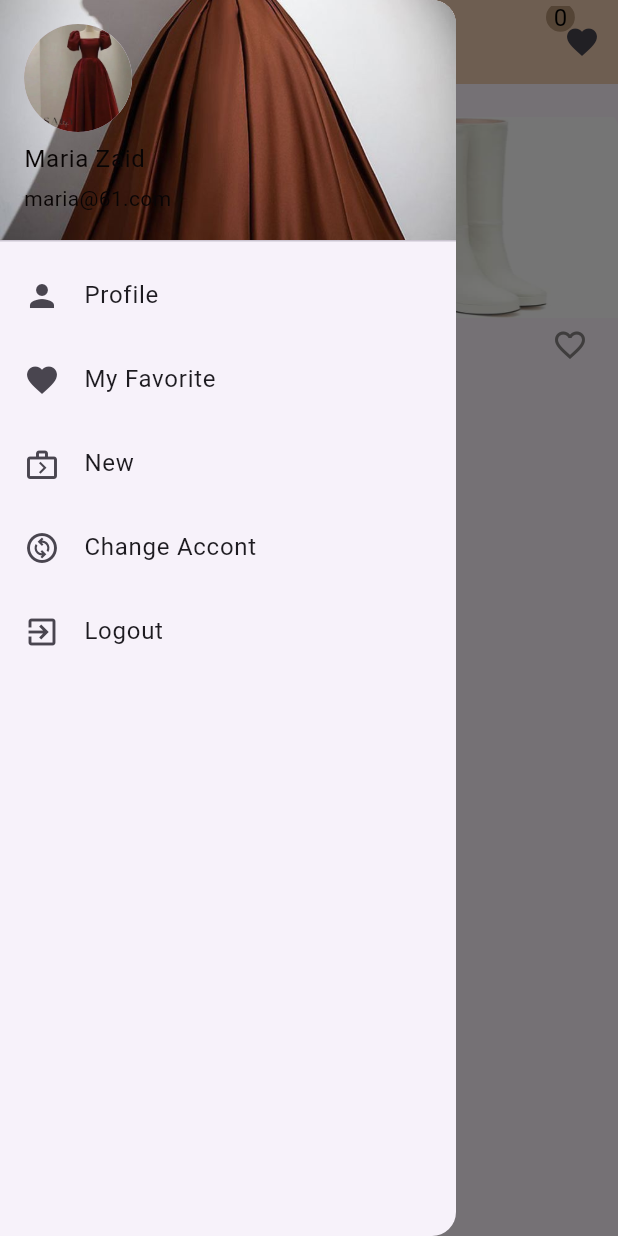
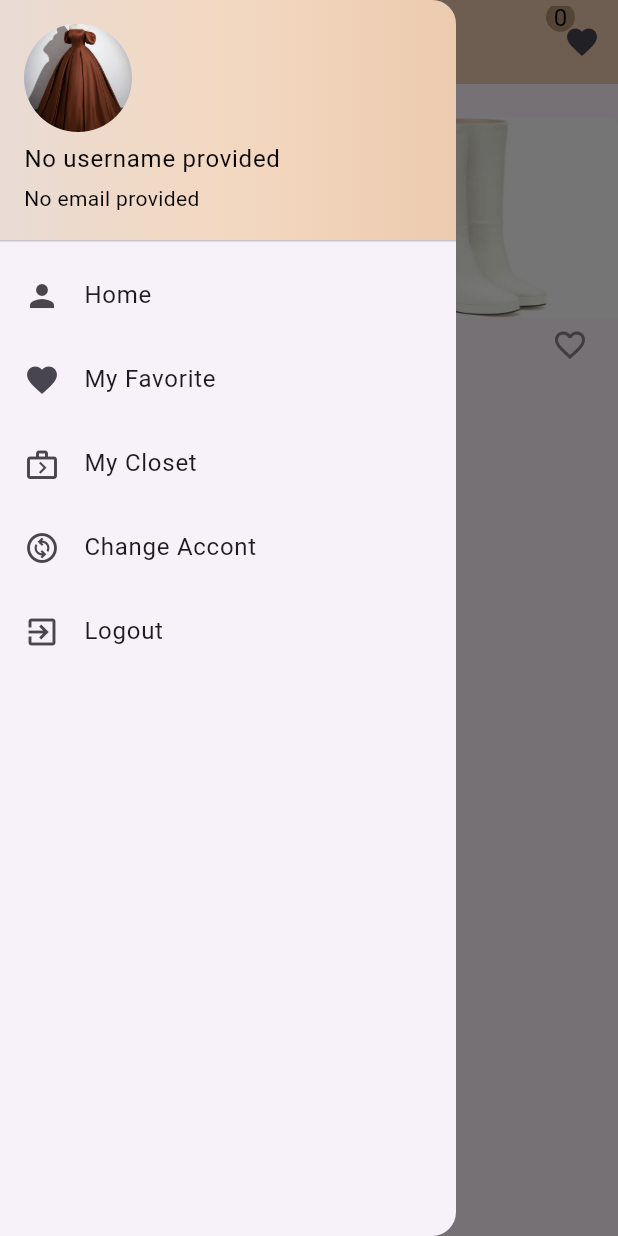
Before and after one commit to Mariam-Shammakh/virtualCloset, a Flutter app: the DisplayD screen opened directly, with the side drawer open, on a phone screen of 412 x 824 dp. Run offline on Flutter 3.47's test engine with Material 3 defaults, Android fonts, the phone set to English and light mode, and no system bars; our stand-ins replace image_picker.

```diff
--- a/lib/pages/DisplayD.dart
+++ b/lib/pages/DisplayD.dart
@@ -1,13 +1,14 @@
-import 'package:fashion/pages/Login.dart';
 import 'package:fashion/pages/edit_profile.dart';
 import 'package:flutter/material.dart';
 import 'package:provider/provider.dart';
 
 import '../model/item.dart';
 import '../provider/cart.dart';
+import '../provider/userpro.dart';
 import '../shared/appbar.dart';
 import '../shared/colors.dart';
 import 'Home.dart';
+import 'Logo.dart';
 import 'checkout.dart';
 import 'closet_selection.dart';
 import 'details_screen.dart';
@@ -21,7 +22,8 @@ class DisplayD extends StatelessWidget {
     final filteredItems = items
         .where((item) => item.Category.toLowerCase() == category.toLowerCase())
         .toList();
-
+    final userProvider = Provider.of<UserProvider>(context);
+    final userInfo = userProvider.userInfo;
     return Scaffold(
       appBar: AppBar(
         actions: [ProductsAndPrice()],
@@ -34,28 +36,41 @@ class DisplayD extends StatelessWidget {
           children: [
             Column(
               children: [
-                const UserAccountsDrawerHeader(
-                  decoration: BoxDecoration(
-                    image: DecorationImage(
-                        image: AssetImage("assets/img/1.jpg"),
-                        fit: BoxFit.cover),
+                UserAccountsDrawerHeader(
+                  decoration: const BoxDecoration(
+                      gradient: LinearGradient(colors: [
+                    Color.fromARGB(124, 218, 197, 175),
+                    Color.fromARGB(92, 236, 171, 93),
+                    Color.fromARGB(103, 220, 144, 63),
+                  ])
+                      // image: DecorationImage(
+                      //     image: AssetImage("assets/img/2.jpg"),
+                      //     fit: BoxFit.cover),
                       ),
                   currentAccountPicture: CircleAvatar(
                     radius: 55,
-                      backgroundImage: AssetImage("assets/img/2.jpg")),
+                    backgroundImage: userInfo.image != null
+                        ? FileImage(userInfo.image!)
+                        : const AssetImage("assets/img/1.jpg") as ImageProvider,
+                  ),
                   accountEmail: Text(
-                    "maria@61.com",
-                    style: TextStyle(
+                    userInfo.email.isNotEmpty
+                        ? userInfo.email
+                        : "No email provided",
+                    style: const TextStyle(
                       color: Color.fromARGB(255, 9, 5, 5),
                     ),
                   ),
-                  accountName: Text("Maria Zaid",
-                      style: TextStyle(
+                  accountName: Text(
+                      userInfo.username.isNotEmpty
+                          ? userInfo.username
+                          : "No username provided",
+                      style: const TextStyle(
                         color: Color.fromARGB(255, 9, 5, 5),
                       )),
                 ),
                 ListTile(
-                    title: Text("Profile"),
+                    title: Text("Home"),
                     leading: Icon(Icons.person),
                     onTap: () {
                       Navigator.push(
@@ -66,8 +81,8 @@ class DisplayD extends StatelessWidget {
                       );
                     }),
                 ListTile(
-                    title: Text("My Favorite"),
-                    leading: Icon(Icons.favorite),
+                    title: const Text("My Favorite"),
+                    leading: const Icon(Icons.favorite),
                     onTap: () {
                       Navigator.push(
                         context,
@@ -77,8 +92,8 @@ class DisplayD extends StatelessWidget {
                       );
                     }),
                 ListTile(
-                    title: Text("New"),
-                    leading: Icon(Icons.next_week_outlined),
+                    title: const Text("My Closet"),
+                    leading: const Icon(Icons.next_week_outlined),
                     onTap: () {
                       Navigator.push(
                         context,
@@ -88,24 +103,23 @@ class DisplayD extends StatelessWidget {
                       );
                     }),
                 ListTile(
-                    title: Text("Change Accont"),
-                    leading: Icon(Icons.change_circle_outlined),
+                  title: const Text("Change Accont"),
+                  leading: const Icon(Icons.change_circle_outlined),
                   onTap: () {
                     Navigator.push(
                         context,
                         MaterialPageRoute(
-                          builder: (context) => const EditProfilePage(),
+                            builder: (context) => const EditProfilePage()));
+                  },
                 ),
-                      );
-                    }),
                 ListTile(
                     title: const Text("Logout"),
-                    leading: Icon(Icons.exit_to_app),
+                    leading: const Icon(Icons.exit_to_app),
                     onTap: () {
                       Navigator.push(
                         context,
                         MaterialPageRoute(
-                          builder: (context) => Login(),
+                          builder: (context) => const Logo(),
                         ),
                       );
                     }),
```
Also changed, not shown: lib/model/Sitem.dart (deleted, +0 -19 lines), lib/pages/register.dart (deleted, +0 -93 lines). Lines whose indentation alone changed are shown as unchanged.
